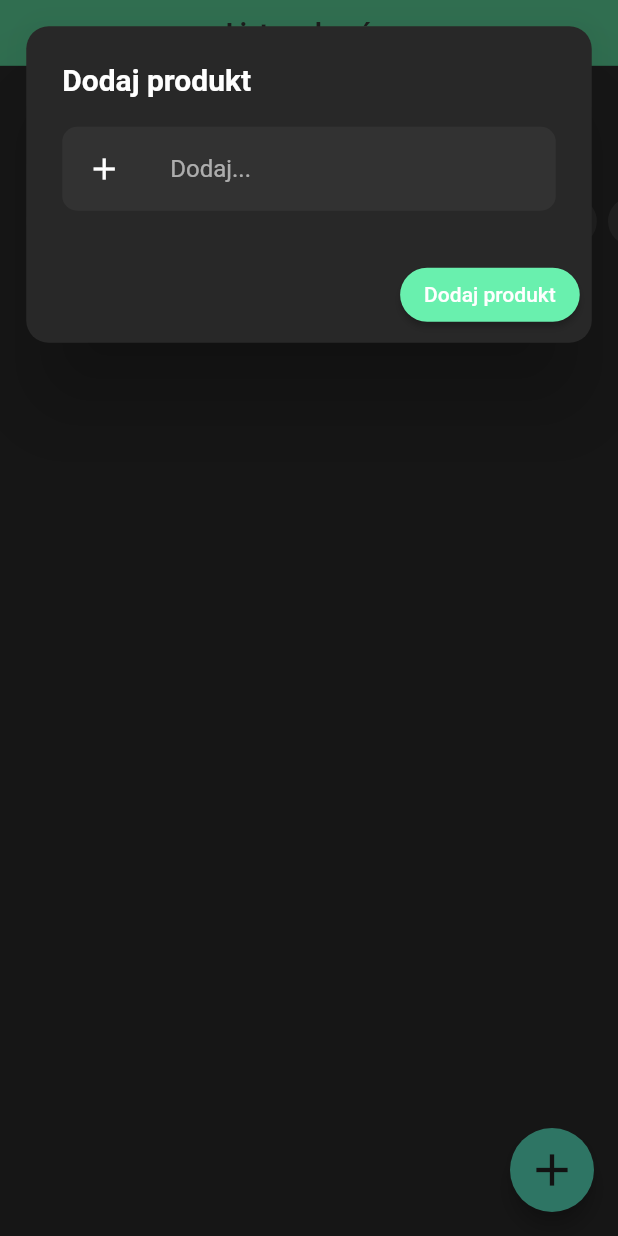
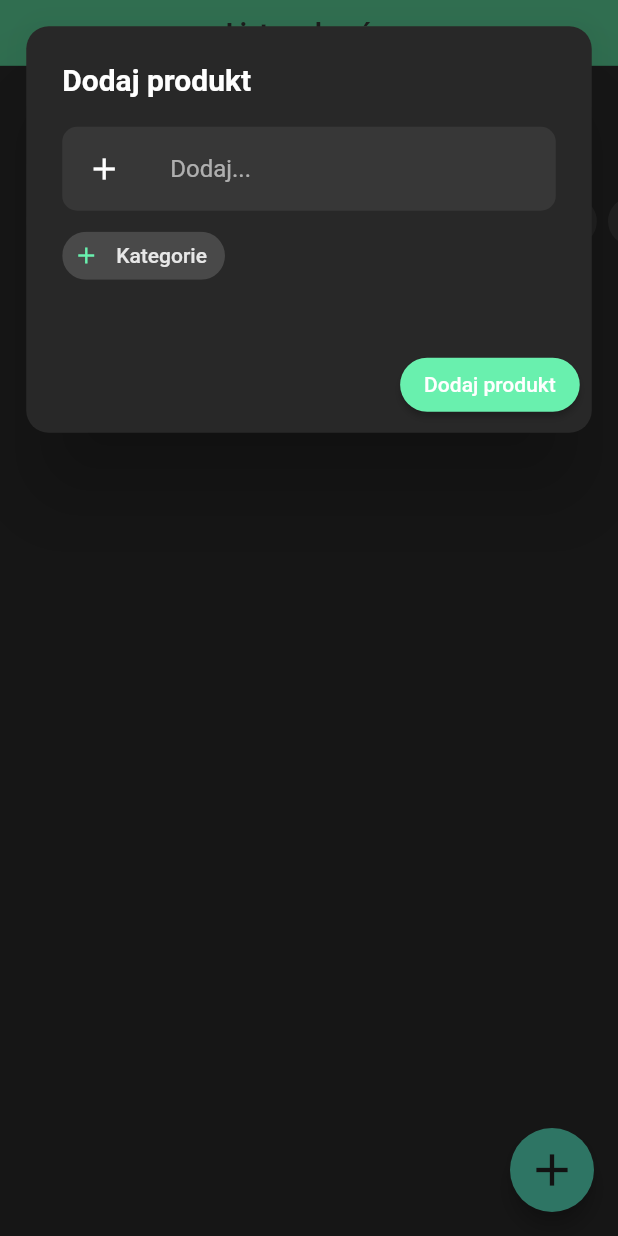
Before and after one commit to Mixeronix/familly_shopping_list, a Flutter app: the screen it shows after launch, after a tap on the "add" icon, on a phone screen of 412 x 824 dp. Run offline on Flutter 3.47's test engine with Material 2 defaults, Android fonts, the phone set to English and light mode, and no system bars; our stand-ins replace supabase_flutter; accounts and stored records are empty.

```diff
--- a/lib/add_item.dart
+++ b/lib/add_item.dart
@@ -1,19 +1,36 @@
 import 'package:flutter/material.dart';
 
-class AddItem extends StatelessWidget {
+class AddItem extends StatefulWidget {
   const AddItem({
     super.key,
     required this.supabase,
+    required this.filters,
   });
   final dynamic supabase;
+  final List filters;
+
+  @override
+  State<AddItem> createState() => _AddItemState();
+}
+
+class _AddItemState extends State<AddItem> {
+  final fieldText = TextEditingController();
+  String text = "";
+  List filters = [];
+
+  @override
+  void initState() {
+    super.initState();
+    for (var filter in widget.filters) {
+      filter[1] = false;
+      filters.add(filter);
+    }
+  }
 
   @override
   Widget build(BuildContext context) {
-    final fieldText = TextEditingController();
-    String text = "";
-
     return AlertDialog(
-      insetPadding: EdgeInsets.all(17.5),
+      insetPadding: const EdgeInsets.all(17.5),
       alignment: Alignment.topCenter,
       shape: RoundedRectangleBorder(borderRadius: BorderRadius.circular(15)),
       titleTextStyle: const TextStyle(fontSize: 20, fontWeight: FontWeight.bold),
@@ -37,8 +54,38 @@ class AddItem extends StatelessWidget {
               ),
             ),
             leading: const Icon(Icons.add),
-            tileColor: const Color.fromARGB(255, 50, 50, 50),
+            tileColor: const Color.fromARGB(255, 55, 55, 55),
             shape: RoundedRectangleBorder(borderRadius: BorderRadius.circular(10)),
+          ),
+          SizedBox(
+            width: MediaQuery.of(context).size.width,
+            height: 60,
+            child: ListView.builder(
+              scrollDirection: Axis.horizontal,
+              itemCount: filters.length + 1,
+              itemBuilder: (context, index) {
+                return Padding(
+                  padding: const EdgeInsets.only(right: 4),
+                  child: index == 0
+                      ? RawChip(
+                          label: const Text("Kategorie"),
+                          avatar: const Icon(Icons.add, color: Colors.greenAccent),
+                          onPressed: () {},
+                        )
+                      : filters[index - 1][1]
+                          ? Chip(
+                              deleteIconColor: Colors.greenAccent,
+                              backgroundColor: const Color.fromARGB(255, 55, 55, 55),
+                              label: Text(
+                                '${filters[index - 1][2]}',
+                                style: const TextStyle(fontSize: 18),
+                              ),
+                              onDeleted: () => setState(() => filters[index - 1][1] = false),
+                            )
+                          : null,
+                );
+              },
+            ),
           )
         ],
       ),
--- a/lib/app.dart
+++ b/lib/app.dart
@@ -94,7 +94,10 @@ class _AppState extends State<App> {
           showDialog(
               context: context,
               builder: (context) {
-                return AddItem(supabase: supabase);
+                return AddItem(
+                  supabase: supabase,
+                  filters: filters,
+                );
               });
         },
         child: const Icon(
```
